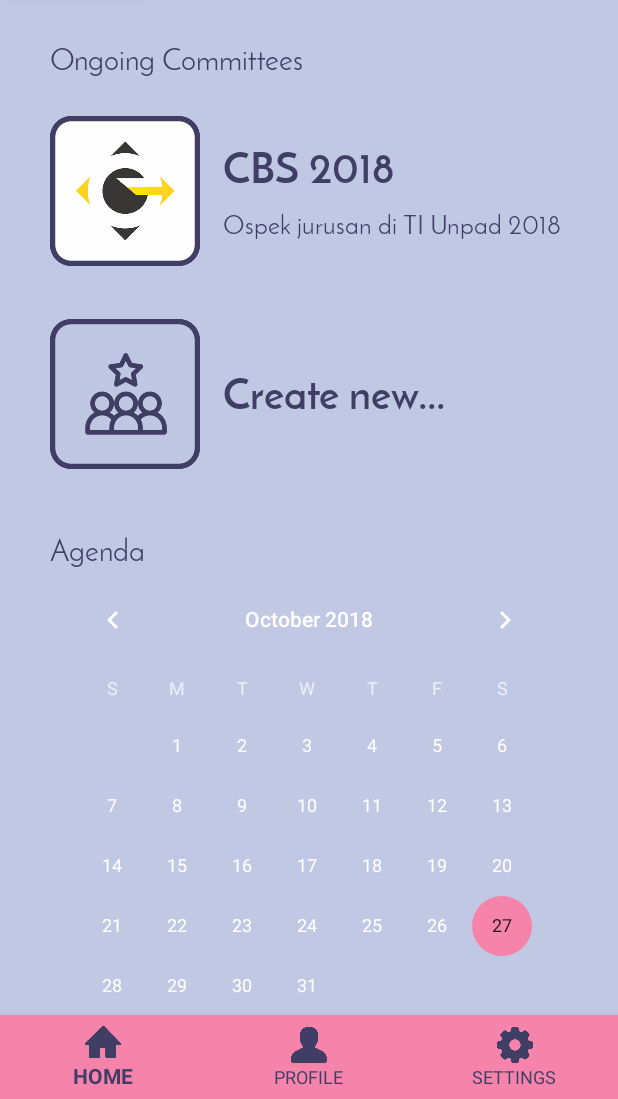
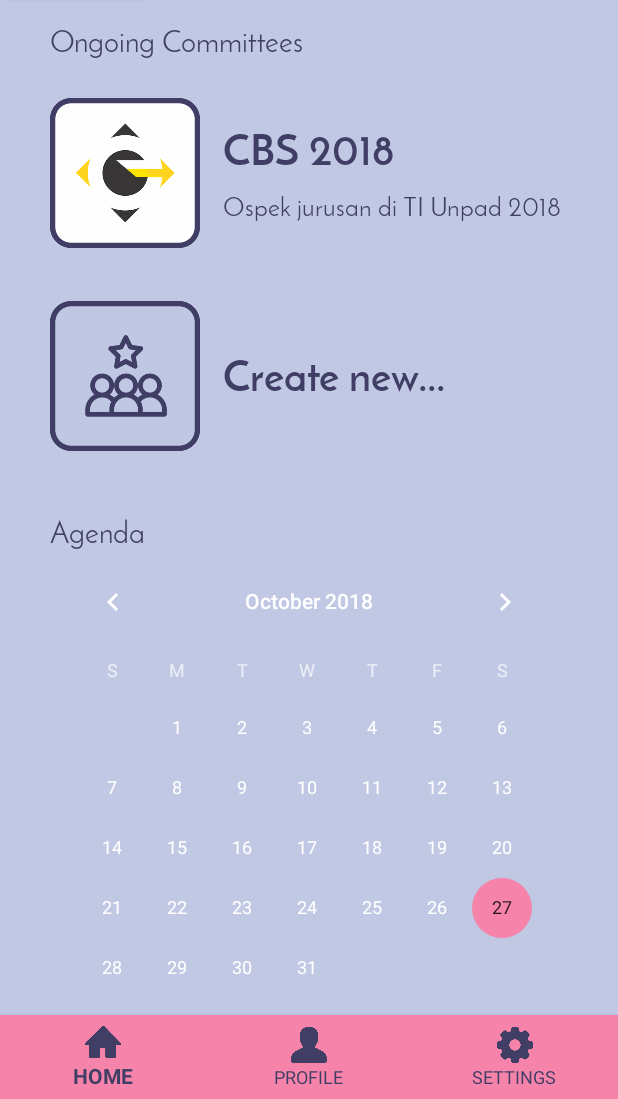
Before and after one commit to realicejoanne/monica-dev, an Android app: the FragmentHome screen opened directly, with no data from a screen before it, on a phone screen of 412 x 824 dp, the part 137-1236 px from its top. Run offline under Robolectric (Android 15) with nearby library versions, the phone set to English and light mode, and no system bars.

Commit message:
Resolve error on Anjass's pull

```diff
--- a/Monica/app/src/main/java/unpad/rockbottom/monica/FragmentHome.java
+++ b/Monica/app/src/main/java/unpad/rockbottom/monica/FragmentHome.java
@@ -1,6 +1,8 @@
 package unpad.rockbottom.monica;
 
 import android.content.Context;
+import android.content.Intent;
+import android.media.Image;
 import android.net.Uri;
 import android.os.Bundle;
 import android.support.v4.app.Fragment;
@@ -8,13 +10,50 @@ import android.view.LayoutInflater;
 import android.view.View;
 import android.view.ViewGroup;
 import android.support.annotation.Nullable;
+import android.widget.ImageButton;
+import android.widget.LinearLayout;
+import android.widget.Toast;
 
 public class FragmentHome extends Fragment {
+    private LinearLayout linear_cbs_btn;
+    private ImageButton cbs_btn;
+
     @Nullable
     @Override
     public View onCreateView(LayoutInflater inflater, @Nullable ViewGroup container, @Nullable Bundle savedInstanceState) {
         View view = inflater.inflate(R.layout.fragment_home, container, false);
 
+        cbs_btn = (ImageButton) view.findViewById(R.id.cbs_btn);
+        cbs_btn.setOnClickListener(new View.OnClickListener() {
+            @Override
+            public void onClick(View v) {
+                try {
+                    Intent i = new Intent(getActivity(), CommitteeView.class);
+                    startActivity(i);
+                }
+                catch (Exception e){
+                    e.printStackTrace();
+                    Toast.makeText(getActivity(), e.getMessage(), Toast.LENGTH_SHORT).show();
+                }
+
+            }
+        });
+        linear_cbs_btn = (LinearLayout) view.findViewById(R.id.cm_cbs);
+        linear_cbs_btn.setOnClickListener(new View.OnClickListener() {
+            @Override
+            public void onClick(View v) {
+                try {
+                    Intent i = new Intent(getActivity(), CommitteeView.class);
+                    startActivity(i);
+                }
+                catch (Exception e){
+                    e.printStackTrace();
+                    Toast.makeText(getActivity(), e.getMessage(), Toast.LENGTH_SHORT).show();
+                }
+
+            }
+        });
+
         return view;
     }
 }
--- a/Monica/app/src/main/res/layout/activity_committee.xml
+++ b/Monica/app/src/main/res/layout/activity_committee.xml
@@ -52,7 +52,7 @@
         android:orientation="horizontal"
         android:paddingLeft="20dp"
         android:paddingRight="20dp"
-        android:layout_marginTop="40dp">
+        android:layout_marginTop="20dp">
         <ImageView
             android:id="@+id/imageCommittee"
             android:layout_width="100dp"
--- a/Monica/app/src/main/res/layout/fragment_home.xml
+++ b/Monica/app/src/main/res/layout/fragment_home.xml
@@ -49,7 +49,7 @@
         android:layout_below="@+id/toolbar"
         android:layout_alignParentStart="true"
         android:layout_marginStart="33dp"
-        android:layout_marginTop="32dp"
+        android:layout_marginTop="20dp"
         android:fontFamily="@font/josefinsans"
         android:text="Ongoing Committees"
         android:textColor="@color/purple"
@@ -60,11 +60,12 @@
         android:layout_below="@id/fg_home"
         android:layout_width="match_parent"
         android:layout_height="wrap_content"
-        android:paddingTop="25dp"
-        android:paddingLeft="33dp"
-        android:paddingBottom="10dp">
+        android:layout_marginTop="25dp"
+        android:paddingStart="33dp"
+        android:layout_marginBottom="10dp">
 
         <ImageButton
+            android:id="@+id/cbs_btn"
             android:layout_width="100dp"
             android:layout_height="100dp"
             android:background="@drawable/homeeclipse" />
@@ -104,9 +105,9 @@
         android:layout_below="@id/cm_cbs"
         android:layout_width="match_parent"
         android:layout_height="wrap_content"
-        android:paddingTop="25dp"
-        android:paddingLeft="33dp"
-        android:paddingBottom="10dp">
+        android:layout_marginTop="25dp"
+        android:paddingStart="33dp"
+        android:layout_marginBottom="10dp">
 
         <ImageButton
             android:layout_width="100dp"
@@ -146,6 +147,7 @@
         android:textSize="20sp" />
 
     <CalendarView
+        android:id="@+id/calendarHome"
         android:layout_width="match_parent"
         android:layout_height="match_parent"
         android:layout_below="@+id/agenda"
```
Also changed, not shown: Monica/app/build.gradle (+6 -3 lines).
